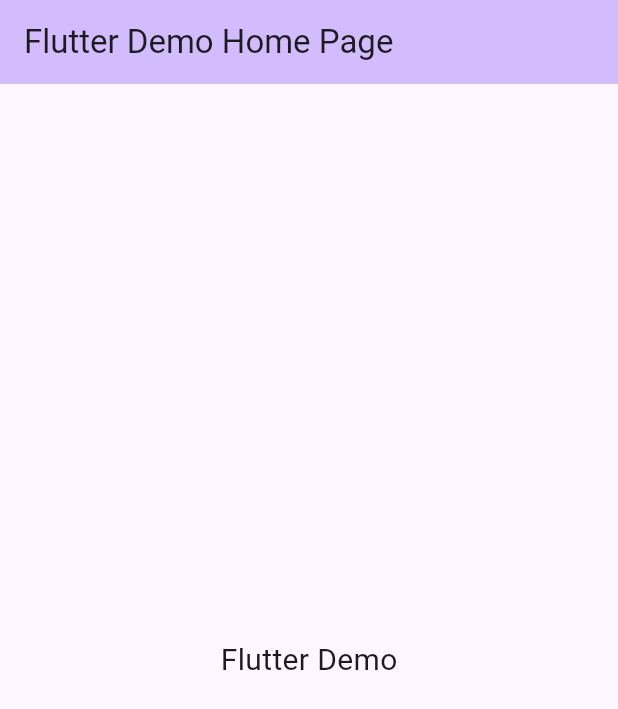
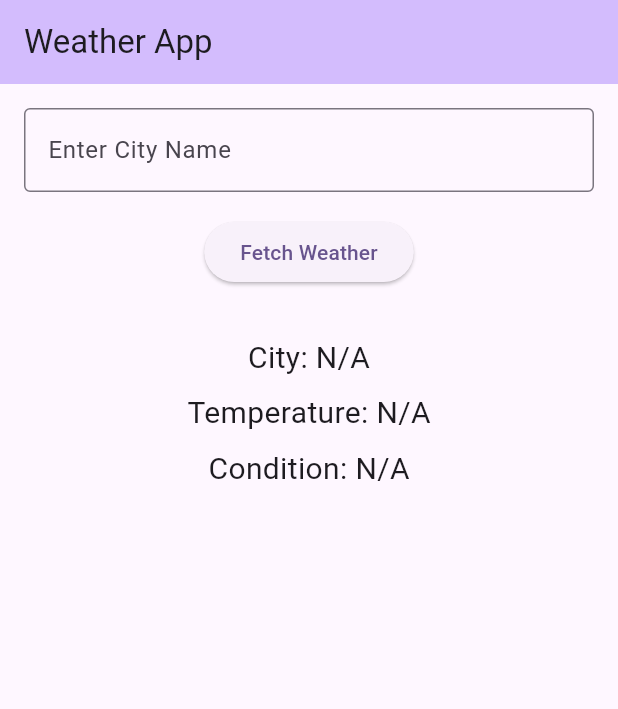
Before and after one commit to sarvats/weatherinfoapp, a Flutter app: the screen it shows after launch, on a phone screen of 412 x 824 dp. Shown: the top 709 px of the screen. Run offline on Flutter 3.47's test engine with Material 3 defaults, Android fonts, the phone set to English and light mode, and no system bars.

Commit message:
Basic UI with input field and button

```diff
--- a/lib/main.dart
+++ b/lib/main.dart
@@ -7,16 +7,15 @@ void main() {
 class MyApp extends StatelessWidget {
   const MyApp({super.key});
 
-  // This widget is the root of your application.
   @override
   Widget build(BuildContext context) {
     return MaterialApp(
-      title: 'Flutter Demo',
+      title: 'Weather App',
       theme: ThemeData(
         colorScheme: ColorScheme.fromSeed(seedColor: Colors.deepPurple),
         useMaterial3: true,
       ),
-      home: const MyHomePage(title: 'Flutter Demo Home Page'),
+      home: const MyHomePage(title: 'Weather App'),
     );
   }
 }
@@ -31,17 +30,62 @@ class MyHomePage extends StatefulWidget {
 }
 
 class _MyHomePageState extends State<MyHomePage> {
+  final TextEditingController _cityController = TextEditingController();
+  String _cityName = '';
+  String _temperature = '';
+  String _weatherCondition = '';
+
+  void _fetchWeather() {
+    // Simulate a weather fetch
+    setState(() {
+      _cityName = _cityController.text;
+      _temperature = '25°C'; // Placeholder temperature
+      _weatherCondition = 'Sunny'; // Placeholder weather condition
+    });
+  }
+
   @override
   Widget build(BuildContext context) {
     return Scaffold(
       appBar: AppBar(
         backgroundColor: Theme.of(context).colorScheme.inversePrimary,
-        title: Text(widget.title)
+        title: Text(widget.title),
       ),
-      body: const Center(
-        child: Text(
-          'Flutter Demo'
-          ,style: TextStyle(fontSize: 20),
+      body: Padding(
+        padding: const EdgeInsets.all(16.0),
+        child: Column(
+          crossAxisAlignment: CrossAxisAlignment.center,
+          children: [
+            TextField(
+              controller: _cityController,
+              decoration: const InputDecoration(
+                labelText: 'Enter City Name',
+                border: OutlineInputBorder(),
+              ),
+            ),
+            const SizedBox(height: 16),
+            ElevatedButton(
+              onPressed: _fetchWeather,
+              child: const Text('Fetch Weather'),
+            ),
+            const SizedBox(height: 32),
+            Text(
+              _cityName.isNotEmpty ? 'City: $_cityName' : 'City: N/A',
+              style: const TextStyle(fontSize: 20),
+            ),
+            const SizedBox(height: 8),
+            Text(
+              _temperature.isNotEmpty ? 'Temperature: $_temperature' : 'Temperature: N/A',
+              style: const TextStyle(fontSize: 20),
+            ),
+            const SizedBox(height: 8),
+            Text(
+              _weatherCondition.isNotEmpty
+                  ? 'Condition: $_weatherCondition'
+                  : 'Condition: N/A',
+              style: const TextStyle(fontSize: 20),
+            ),
+          ],
         ),
       ),
     );
```
